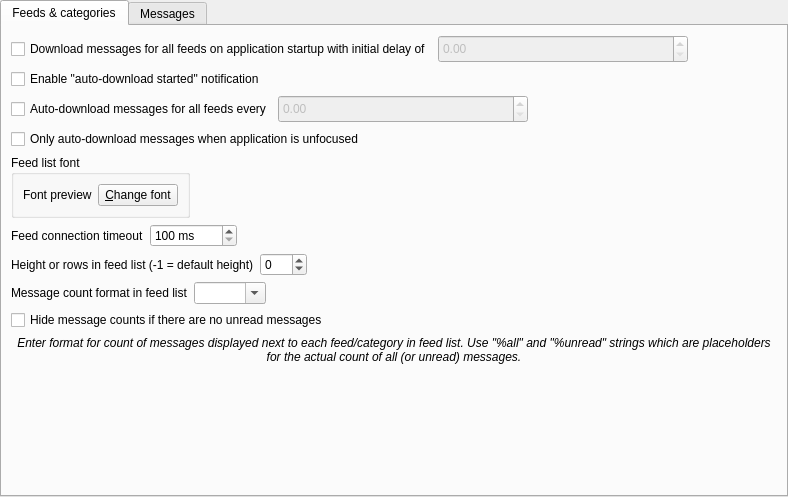
The window that src/librssguard/gui/settings/settingsfeedsmessages.ui (martinrotter/rssguard) describes before a commit, drawn with Qt 5.
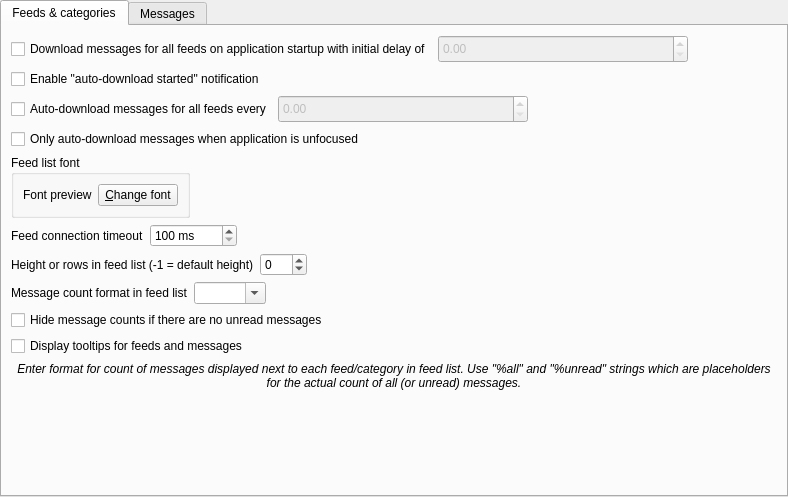
The same window after the commit. Custom widgets are drawn as their Qt base class.

Diff of the .ui file:
```diff
--- a/src/librssguard/gui/settings/settingsfeedsmessages.ui
+++ b/src/librssguard/gui/settings/settingsfeedsmessages.ui
@@ -207,7 +207,7 @@
          </item>
         </layout>
        </item>
-       <item row="9" column="0" colspan="2">
+       <item row="10" column="0" colspan="2">
         <widget class="QLabel" name="label_9">
          <property name="font">
           <font>
@@ -225,7 +225,7 @@
          </property>
         </widget>
        </item>
-       <item row="10" column="0" colspan="2">
+       <item row="11" column="0" colspan="2">
         <spacer name="verticalSpacer">
          <property name="orientation">
           <enum>Qt::Vertical</enum>
@@ -252,6 +252,13 @@
          </property>
         </widget>
        </item>
+       <item row="9" column="0" colspan="2">
+        <widget class="QCheckBox" name="m_checkShowTooltips">
+         <property name="text">
+          <string>Display tooltips for feeds and messages</string>
+         </property>
+        </widget>
+       </item>
       </layout>
      </widget>
      <widget class="QWidget" name="m_tabMessages">
```
Left out of the diff: 1 changed line with no effect on the pictures.
